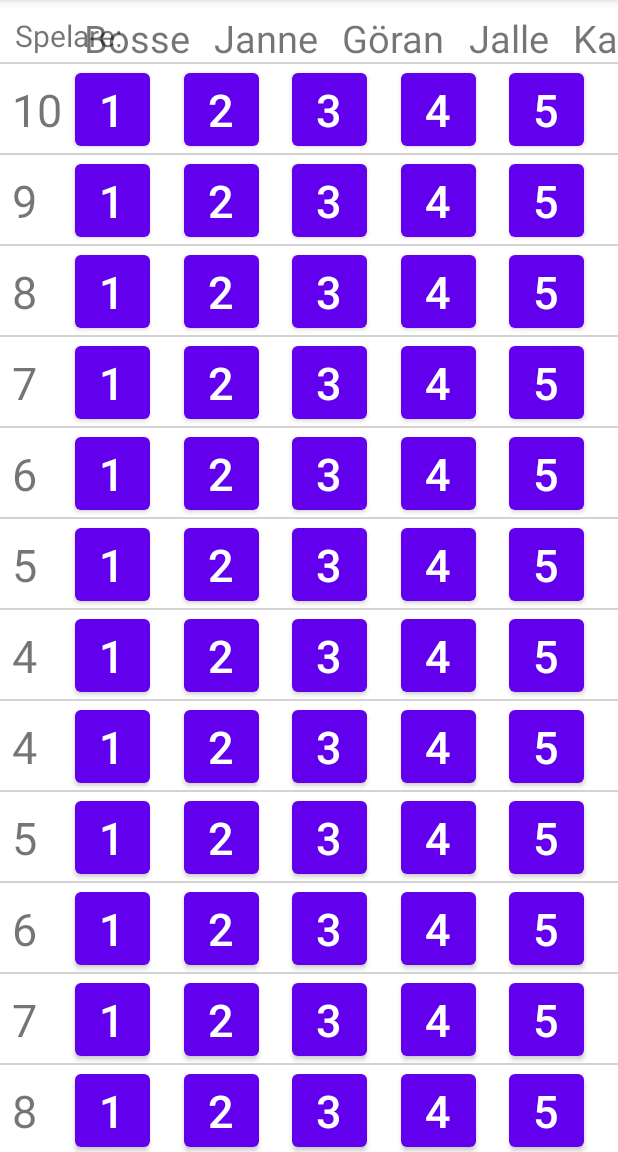
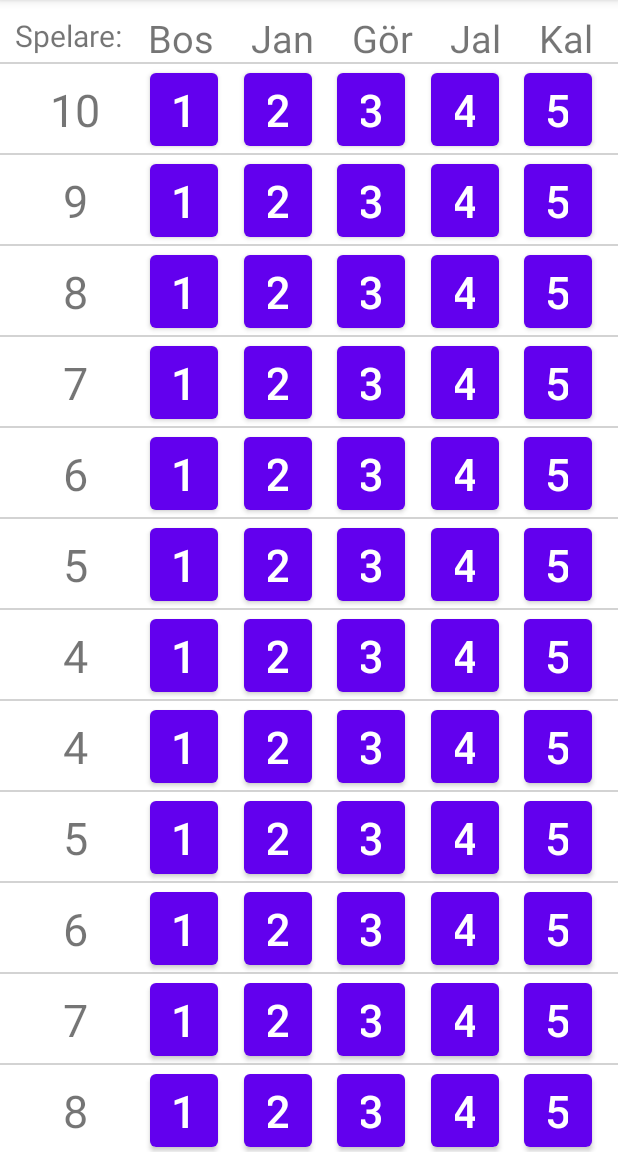
Before and after one commit to Falco1997/PlumpVM, an Android app: the screen it shows after launch (GameActivity), after a tap on "STARTA SPEL", on a phone screen of 412 x 824 dp, the part 84-1236 px from its top. Run offline under Robolectric (Android 15) with nearby library versions, the phone set to English and light mode, and no system bars.

Commit message:
decent design made... can be better

```diff
--- a/app/src/main/java/com/example/plumpvm/fragments/StartGameFragment.kt
+++ b/app/src/main/java/com/example/plumpvm/fragments/StartGameFragment.kt
@@ -22,7 +22,7 @@ class StartGameFragment : Fragment() {
     private val numberOfRounds14 = arrayListOf(10, 9, 8, 7, 6, 5, 4, 4, 5, 6, 7, 8, 9, 10)
     private val numberOfRounds7 = arrayListOf(10, 9, 8, 7, 6, 5, 4)
 
-    private var listOfPlayers = arrayListOf("Bosse", "Janne", "Göran", "Jalle", "Kalle")
+    private var listOfPlayers = arrayListOf("Bos", "Jan", "Gör", "Jal", "Kal")
 
     override fun onCreate(savedInstanceState: Bundle?) {
         super.onCreate(savedInstanceState)
--- a/app/src/main/res/layout/activity_game.xml
+++ b/app/src/main/res/layout/activity_game.xml
@@ -21,8 +21,7 @@
             android:layout_height="wrap_content"
             app:layout_constraintLeft_toLeftOf="parent"
             app:layout_constraintTop_toTopOf="parent"
-            android:layout_margin="10dp"
-            app:layout_constraintRight_toLeftOf="@+id/player1_score_box">
+            android:layout_margin="10dp">
 
             <TextView
                 android:id="@+id/activity_game_constraint_layout_filler"
@@ -40,7 +39,7 @@
             android:id="@+id/player1_name"
             android:layout_width="wrap_content"
             android:layout_height="wrap_content"
-            android:text="1"
+            android:text="1aa"
             android:layout_margin="8dp"
             app:layout_constraintTop_toTopOf="parent"
             app:layout_constraintLeft_toRightOf="@+id/activity_game_constraint_layout_players"
@@ -52,7 +51,7 @@
             android:id="@+id/player2_name"
             android:layout_width="wrap_content"
             android:layout_height="wrap_content"
-            android:text="1"
+            android:text="2bb"
             android:layout_margin="8dp"
             app:layout_constraintTop_toTopOf="parent"
             app:layout_constraintLeft_toRightOf="@+id/player1_name"
@@ -64,7 +63,7 @@
             android:id="@+id/player3_name"
             android:layout_width="wrap_content"
             android:layout_height="wrap_content"
-            android:text="1"
+            android:text="3cc"
             android:layout_margin="8dp"
             app:layout_constraintTop_toTopOf="parent"
             app:layout_constraintLeft_toRightOf="@+id/player2_name"
@@ -76,7 +75,7 @@
             android:id="@+id/player4_name"
             android:layout_width="wrap_content"
             android:layout_height="wrap_content"
-            android:text="1"
+            android:text="4dd"
             android:layout_margin="8dp"
             app:layout_constraintTop_toTopOf="parent"
             app:layout_constraintLeft_toRightOf="@+id/player3_name"
@@ -88,7 +87,7 @@
             android:id="@+id/player5_name"
             android:layout_width="wrap_content"
             android:layout_height="wrap_content"
-            android:text="1"
+            android:text="5ee"
             android:layout_margin="8dp"
             app:layout_constraintTop_toTopOf="parent"
             app:layout_constraintLeft_toRightOf="@+id/player4_name"
--- a/app/src/main/res/layout/game_row.xml
+++ b/app/src/main/res/layout/game_row.xml
@@ -6,9 +6,8 @@
 
     <androidx.constraintlayout.widget.ConstraintLayout
         android:id="@+id/row_number_constraint_layout"
-        android:layout_width="0dp"
+        android:layout_width="100dp"
         android:layout_height="wrap_content"
-        android:paddingLeft="8dp"
         app:layout_constraintLeft_toLeftOf="parent"
         app:layout_constraintTop_toTopOf="parent"
         app:layout_constraintRight_toLeftOf="@+id/player1_score_box"
@@ -16,10 +15,11 @@
 
         <TextView
             android:id="@+id/row_number"
-            android:layout_width="match_parent"
+            android:layout_width="wrap_content"
             android:layout_height="match_parent"
             android:text="10"
             android:textSize="30dp"
+
             app:layout_constraintLeft_toLeftOf="parent"
             app:layout_constraintRight_toRightOf="parent"
             app:layout_constraintTop_toTopOf="parent" />
@@ -28,7 +28,7 @@
 
     <Button
         android:id="@+id/player1_score_box"
-        android:layout_width="50dp"
+        android:layout_width="45dp"
         android:layout_height="wrap_content"
         android:text="1"
         android:textSize="30dp"
@@ -38,7 +38,7 @@
 
     <Button
         android:id="@+id/player2_score_box"
-        android:layout_width="50dp"
+        android:layout_width="45dp"
         android:layout_height="wrap_content"
         android:text="2"
         android:textSize="30dp"
@@ -48,7 +48,7 @@
 
     <Button
         android:id="@+id/player3_score_box"
-        android:layout_width="50dp"
+        android:layout_width="45dp"
         android:layout_height="wrap_content"
         android:text="3"
         android:textSize="30dp"
@@ -58,7 +58,7 @@
 
     <Button
         android:id="@+id/player4_score_box"
-        android:layout_width="50dp"
+        android:layout_width="45dp"
         android:layout_height="wrap_content"
         android:text="4"
         android:textSize="30dp"
@@ -68,7 +68,7 @@
 
     <Button
         android:id="@+id/player5_score_box"
-        android:layout_width="50dp"
+        android:layout_width="45dp"
         android:layout_height="wrap_content"
         android:text="5"
         android:textSize="30dp"
```
Also changed, not shown: app/src/main/java/com/example/plumpvm/activities/GameActivity.kt (line endings or trailing spaces).
